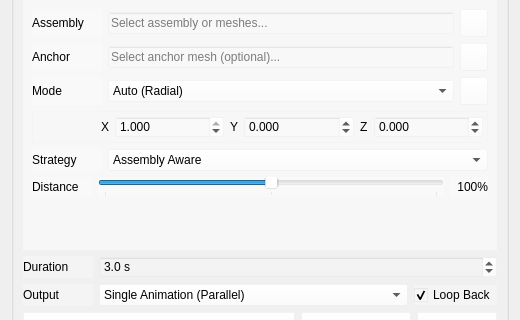
Qt form ui/Scene/ExplodedViewPanel.ui (sharjith/ModelViewer-Qt) before a commit; both pictures show x 0 to 520 and y 148 to 468 of the 520 by 854 pixel window.
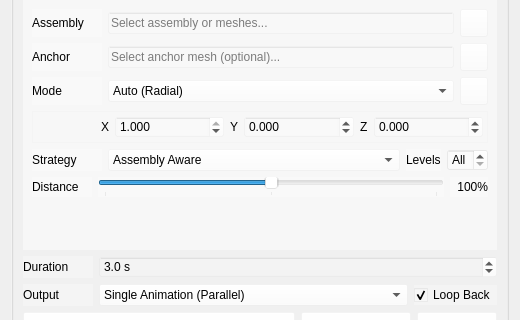
The same form after that commit. Icons and pictures are not drawn. Custom widgets are drawn as their Qt base class.

Commit message:
Exploded view: hierarchical layout (scene tree for Assembly-aware, spatial hierarchy for Classic) with a Levels depth control
Auto mode lays parts out group by group, bottom-up, each sub-group as a rigid block; pair hints are computed among siblings only. Presets store the depth. MODELVIEWER_EXPLODED_FLAT=1 restores the flat layout.

The edit to the form file:
```diff
--- a/ui/Scene/ExplodedViewPanel.ui
+++ b/ui/Scene/ExplodedViewPanel.ui
@@ -600,6 +600,34 @@
               </item>
              </widget>
             </item>
+            <item>
+             <widget class="QLabel" name="labelExplodeDepth">
+              <property name="text">
+               <string>Levels</string>
+              </property>
+             </widget>
+            </item>
+            <item>
+             <widget class="QSpinBox" name="spinBoxExplodeDepth">
+              <property name="toolTip">
+               <string>How many levels of the hierarchy explode (Auto mode).
+All explodes every level; 1 moves only the top-level groups,
+each as one block</string>
+              </property>
+              <property name="specialValueText">
+               <string>All</string>
+              </property>
+              <property name="minimum">
+               <number>0</number>
+              </property>
+              <property name="maximum">
+               <number>32</number>
+              </property>
+              <property name="value">
+               <number>0</number>
+              </property>
+             </widget>
+            </item>
            </layout>
           </item>
           <item row="5" column="0">
```
The commit also changes 13 other files.
